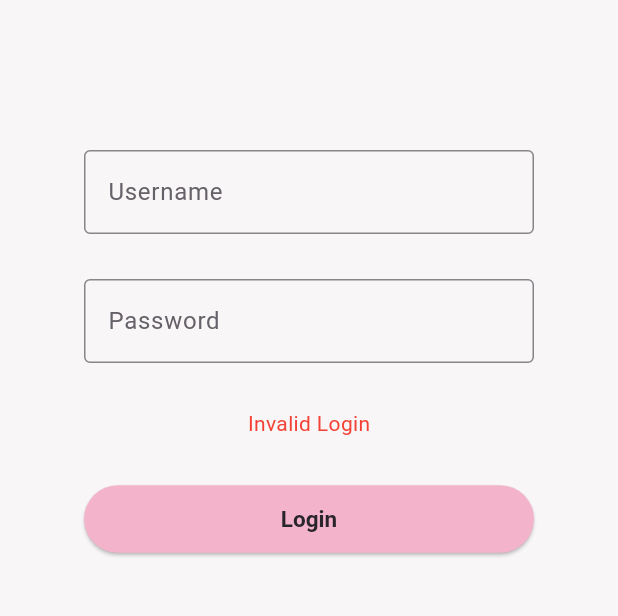
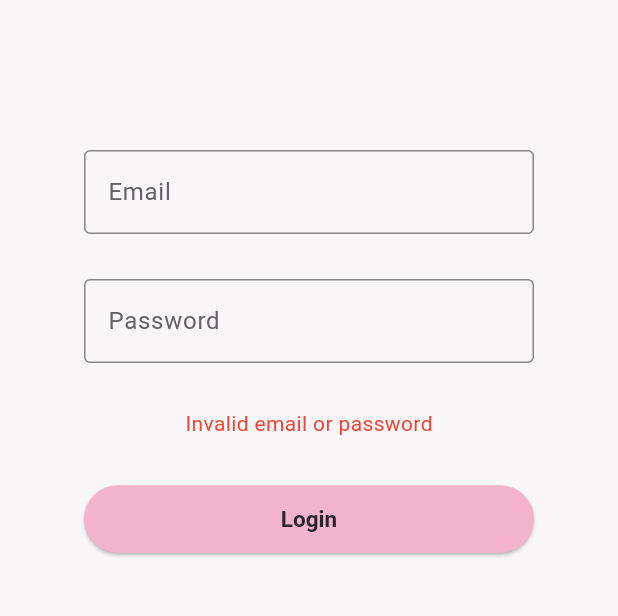
Before and after one commit to puurfectlywired/SmartLitterMatAppV2, a Flutter app: the LoginPage screen opened directly, after a tap on "Login", on a phone screen of 412 x 824 dp, the part 429-1045 px from its top. Run offline on Flutter 3.47's test engine with Material 3 defaults, Android fonts, the phone set to English and light mode, and no system bars; our stand-ins replace cloud_firestore, firebase_auth, firebase_core, fl_chart, image_cropper, image_picker and 1 more; accounts and stored records are empty; network calls fail.

Commit message:
login page updated to use real user profiles on firebase

```diff
--- a/lib/main.dart
+++ b/lib/main.dart
@@ -1,7 +1,7 @@
 
 import 'package:flutter/material.dart';
 
-import 'package:flutter/material.dart';
+
 import 'package:firebase_core/firebase_core.dart';
 import 'firebase_options.dart';
 
--- a/lib/pages/login.dart
+++ b/lib/pages/login.dart
@@ -1,12 +1,13 @@
-
 
 import 'package:flutter/material.dart';
+import 'package:firebase_auth/firebase_auth.dart';
 
+//pages
 import '../pages/home.dart';
 
-// import '../widgets/app_bar.dart';
-// import '../widgets/drawer.dart';
-// import '../widgets/bottom_nav_bar.dart';
+//services
+import '../services/auth_service.dart';
+
 
 ////////////////////////////////////////////LOGIN PAGE//////////////////////////////////////////
 class LoginPage extends StatefulWidget {
@@ -19,11 +20,92 @@ class LoginPage extends StatefulWidget {
 ///////////////////////////////////////////LOGIN PAGE//////////////////////////////////////////
 class _LoginPageState extends State<LoginPage> {
 
-  //controllers retrieve info from username/password text fields
-  final TextEditingController usernameController = TextEditingController();
+  //controllers retrieve info from email/password text fields
+  final TextEditingController emailController = TextEditingController();
   final TextEditingController passwordController = TextEditingController();
 
+  //firebase authentication
+  final AuthService _authService = AuthService();
+
   bool invalidLogin = false;
+  bool isLoggingIn = false;
+  String errorMessage = 'Invalid email or password';
+
+  //login using firebase
+  Future<void> login() async {
+
+    //prevent multiple login attempts
+    if (isLoggingIn) return;
+
+    setState(() {
+      isLoggingIn = true;
+      invalidLogin = false;
+    });
+
+    try {
+
+      //check email and password with firebase
+      await _authService.loginUser(
+        email: emailController.text.trim(),
+        password: passwordController.text,
+      );
+
+      if (!mounted) return;
+
+      //navigate to home page after successful login
+      Navigator.pushAndRemoveUntil(
+        context,
+        PageRouteBuilder(
+          pageBuilder: (context, animation, secondaryAnimation) =>
+              const HomePage(title: 'Puurfectly WIRED'),
+          transitionDuration: Duration.zero,
+          reverseTransitionDuration: Duration.zero,
+        ),
+        (route) => false,
+      );
+
+    } on FirebaseAuthException catch (e) {
+
+      if (!mounted) return;
+
+      setState(() {
+        invalidLogin = true;
+
+        if (e.code == 'invalid-email') {
+          errorMessage = 'Please enter a valid email address';
+        } else if (e.code == 'too-many-requests') {
+          errorMessage = 'Too many attempts. Please try again later';
+        } else {
+          errorMessage = 'Invalid email or password';
+        }
+      });
+
+    } catch (e) {
+
+      if (!mounted) return;
+
+      setState(() {
+        invalidLogin = true;
+        errorMessage = 'Unable to log in. Please try again';
+      });
+
+    } finally {
+
+      if (mounted) {
+        setState(() {
+          isLoggingIn = false;
+        });
+      }
+    }
+  }
+
+  //dispose controllers
+  @override
+  void dispose() {
+    emailController.dispose();
+    passwordController.dispose();
+    super.dispose();
+  }
 
   @override
   Widget build(BuildContext context) {
@@ -36,6 +118,7 @@ class _LoginPageState extends State<LoginPage> {
       ),
 
       body: Center(
+        child: SingleChildScrollView(
           child: Column(
             mainAxisAlignment: MainAxisAlignment.center,
             children: [
@@ -46,18 +129,20 @@ class _LoginPageState extends State<LoginPage> {
                 style: TextStyle(
                   fontSize: 20,
                   fontWeight: FontWeight.normal,
-              )
+                ),
               ),
 
               SizedBox(height: 100),
 
-            //username field
+              //email field
               SizedBox(
                 width: 300,
                 child: TextField(
-                controller: usernameController,
+                  controller: emailController,
+                  keyboardType: TextInputType.emailAddress,
+                  autofillHints: const [AutofillHints.email],
                   decoration: InputDecoration(
-                  labelText: 'Username',
+                    labelText: 'Email',
                     border: OutlineInputBorder(),
                   ),
                 ),
@@ -65,13 +150,14 @@ class _LoginPageState extends State<LoginPage> {
 
               SizedBox(height: 30),
 
-            // Password field
+              //password field
               SizedBox(
                 width: 300,
                 child: TextField(
                   controller: passwordController,
                   obscureText: true,
-                decoration:  InputDecoration(
+                  autofillHints: const [AutofillHints.password],
+                  decoration: InputDecoration(
                     labelText: 'Password',
                     border: OutlineInputBorder(),
                   ),
@@ -80,55 +166,32 @@ class _LoginPageState extends State<LoginPage> {
 
               SizedBox(height: 30),
 
-           //Invalid Login
+              //invalid login message
               if (invalidLogin)
-            const Text(
-              'Invalid Login',
+                Text(
+                  errorMessage,
                   style: TextStyle(
                     color: Colors.red,
-                //fontWeight: FontWeight.bold,
-              )
+                  ),
                 ),
 
               if (invalidLogin)
                 const SizedBox(height: 30),
 
-           // Login button
+              //login button
               SizedBox(
                 width: 300,
                 child: ElevatedButton(
-                onPressed: () {
-
-                  //if username and password are correct, login button works
-                  if (usernameController.text == 'cat' &&
-                      passwordController.text == 'cat') {
-
-                    Navigator.pushAndRemoveUntil(
-                      context,
-                      PageRouteBuilder(
-                        pageBuilder: (context, animation, secondaryAnimation) =>
-                            const HomePage(title: 'Puurfectly WIRED'),
-                        transitionDuration: Duration.zero,
-                        reverseTransitionDuration: Duration.zero,
+                  onPressed: isLoggingIn ? null : login,
+                  child: Text(
+                    isLoggingIn ? 'Logging In...' : 'Login',
                   ),
-                      (route) => false,
-                    );
-
-                  } else {
-
-                      setState((){
-                        invalidLogin = true;
-                      });
-                    }
-
-                }, //onPressed
-
-                child: const Text('Login'),
                 ),
               ),
             ],
           ),
         ),
+      ),
     );
   }
 }
```
Lines whose indentation alone changed are shown as unchanged.
